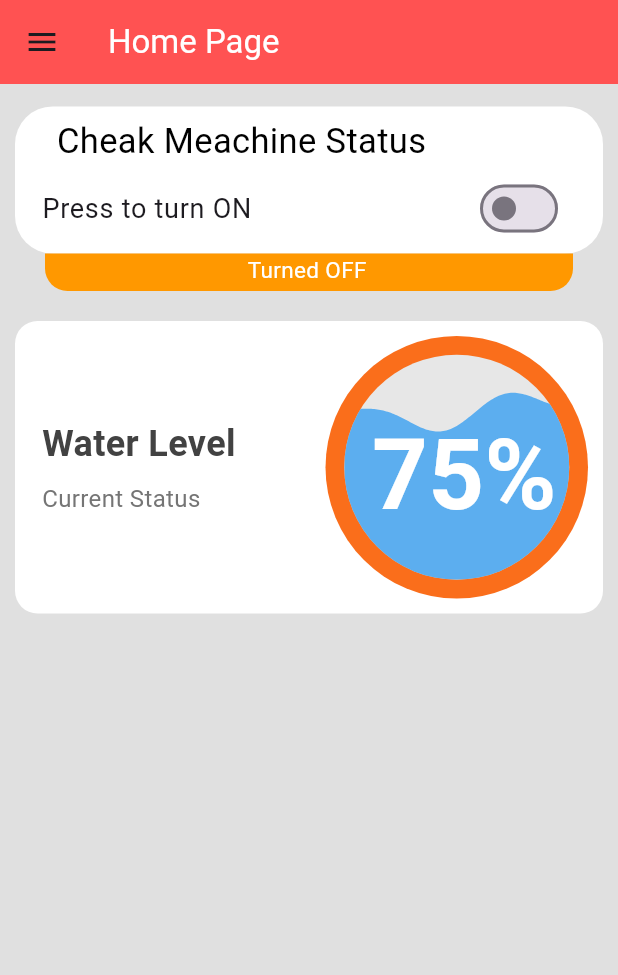
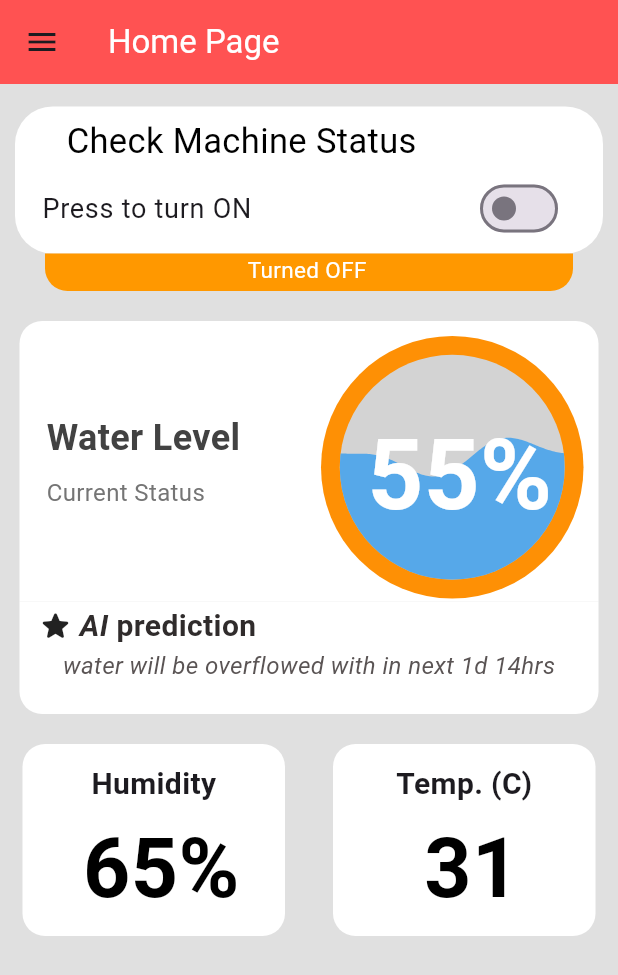
Before and after one commit to grahamnickbel23/Water-Management, a Flutter app: the screen it shows after launch, on a phone screen of 412 x 824 dp. Shown: the top 975 px of the screen. Run offline on Flutter 3.47's test engine with Material 3 defaults, Android fonts, the phone set to English and light mode, and no system bars; our stand-ins replace firebase_auth, firebase_core, firebase_database, lottie; accounts and stored records are empty.

Commit message:
HomePage complete

```diff
--- a/lib/components/my_ON-OFF_container.dart
+++ b/lib/components/my_ON-OFF_container.dart
@@ -72,7 +72,9 @@ class _MyContainerState extends State<MyContainer> {
               height: 25,
               decoration: BoxDecoration(
                 color: secondContainerColor,
-                borderRadius: const BorderRadius.only(bottomLeft: Radius.circular(15),bottomRight: Radius.circular(15)),
+                borderRadius: const BorderRadius.only(
+                  bottomLeft: Radius.circular(15),
+                  bottomRight: Radius.circular(15)),
               ),
               child: Padding(
                 padding: const EdgeInsets.only(left: 135),
--- a/lib/components/my_meater.dart
+++ b/lib/components/my_meater.dart
@@ -168,7 +168,10 @@ class _MyMeaterState extends State<MyMeater>
                   color: Colors.transparent,
                   width: 2,
                 ),
-                borderRadius: BorderRadius.circular(15),
+                borderRadius: const BorderRadius.only(
+                  topLeft: Radius.circular(15),
+                  topRight: Radius.circular(15)
+                ),
               ),
               //a row containing text and Outer circle
               child: Row(
@@ -178,7 +181,7 @@ class _MyMeaterState extends State<MyMeater>
                   container(),
                   // Outer circle
                   Padding(
-                    padding: const EdgeInsets.only(top: 8, right: 8, bottom: 8),
+                    padding: const EdgeInsets.only(top: 8, right: 8),
                     child: Container(
                       width: 175,
                       height: 175,
--- a/lib/pages/darling_page.dart
+++ b/lib/pages/darling_page.dart
@@ -11,22 +11,162 @@ class DarlingPage extends StatelessWidget {
     return Scaffold(
       backgroundColor: Colors.grey.shade300,
       appBar: AppBar(
-        title: const Text('Home Page', style: TextStyle(color: Colors.white),),
+        title: const Text(
+          'Home Page',
+          style: TextStyle(color: Colors.white),
+        ),
         backgroundColor: Colors.redAccent,
       ),
       drawer: const MyDrawer(),
-      body: const Center(
+      body: Center(
         child: Column(
-          //mainAxisAlignment: MainAxisAlignment.center,
           children: [
+            const Padding(
+              padding: EdgeInsets.only(top: 15),
+              child: MyContainer(heading: 'Check Machine Status'),
+            ),
+            const SizedBox(height: 20),
+            // function fot water Level
+            const Padding(
+              padding: EdgeInsets.symmetric(horizontal: 3),
+              child: MyMeater(waterLevel: '55%'),
+            ),
+            // function for AI prediction is here
             Padding(
-              padding: EdgeInsets.only(top: 15),
-              child: MyContainer(heading:'Cheak Meachine Status'),
+              padding: const EdgeInsets.symmetric(horizontal: 13),
+              child: Container(
+                width: double.infinity,
+                height: 75,
+                decoration: BoxDecoration(
+                    color: Colors.white,
+                    border: Border.all(color: Colors.transparent, width: 2),
+                    borderRadius: const BorderRadius.only(
+                        bottomLeft: Radius.circular(15),
+                        bottomRight: Radius.circular(15))),
+                child: const Column(
+                  children: [
+                    // text inside
+                    Row(
+                      children: [
+                        Padding(
+                          padding: EdgeInsets.only(left: 10),
+                          child: Icon(Icons.star_rounded),
+                        ),
+                        // Difaarence Between two element
+                        SizedBox(width: 4),
+                        Text(
+                          'AI ',
+                          style: TextStyle(
+                              fontSize: 20,
+                              fontWeight: FontWeight.bold,
+                              fontStyle: FontStyle.italic,
+                              color: Color.fromARGB(255, 48, 44, 44)),
+                        ),
+                        Padding(
+                          padding: EdgeInsets.only(right: 175),
+                          child: Text(
+                            'prediction',
+                            style: TextStyle(
+                                fontSize: 20,
+                                fontWeight: FontWeight.bold,
+                                color: Color.fromARGB(255, 48, 44, 44)),
+                          ),
+                        ),
+                      ],
+                    ),
+                    // Predicted test
+                    Text(
+                      'water will be overflowed with in next 1d 14hrs',
+                      style: TextStyle(
+                          color: Color.fromARGB(255, 90, 84, 84),
+                          fontSize: 16,
+                          fontStyle: FontStyle.italic),
+                    )
+                  ],
+                ),
+              ),
             ),
-            // A conatiner for widget
-           SizedBox(height: 20),
-            MyMeater(
-              waterLevel:'75%',
+            const SizedBox(height: 20),
+            // for two another container
+            Padding(
+              padding: const EdgeInsets.symmetric(horizontal: 15),
+              child: Row(
+                mainAxisAlignment: MainAxisAlignment.spaceBetween,
+                children: [
+                  // humidity
+                  Container(
+                    width: 175,
+                    decoration: BoxDecoration(
+                        color: Colors.white,
+                        border: Border.all(color: Colors.transparent, width: 2),
+                        borderRadius: BorderRadius.circular(15)),
+                    // get text
+                    child: const Center(
+                      child: Column(
+                        children: [
+                          // humidity reading
+                          Padding(
+                            padding: EdgeInsets.only(top: 10),
+                            child: const Text(
+                              'Humidity',
+                              style: TextStyle(
+                                  fontSize: 20, fontWeight: FontWeight.bold),
+                            ),
+                          ),
+                          // humidity reading
+                          Padding(
+                            padding:
+                                EdgeInsets.only(top: 3, left: 10, bottom: 3),
+                            child: Text(
+                              '65%',
+                              style: TextStyle(
+                                  color: Colors.black,
+                                  fontSize: 55,
+                                  fontWeight: FontWeight.bold),
+                            ),
+                          )
+                        ],
+                      ),
+                    ),
+                  ),
+                  // temparature
+                  Container(
+                    width: 175,
+                    decoration: BoxDecoration(
+                        color: Colors.white,
+                        border: Border.all(color: Colors.transparent, width: 2),
+                        borderRadius: BorderRadius.circular(15)),
+                    // get text
+                    child: const Center(
+                      child: Column(
+                        children: [
+                          // humidity reading
+                          Padding(
+                            padding: EdgeInsets.only(top: 10),
+                            child: const Text(
+                              'Temp. (C)',
+                              style: TextStyle(
+                                  fontSize: 20, fontWeight: FontWeight.bold),
+                            ),
+                          ),
+                          // humidity reading
+                          Padding(
+                            padding:
+                                EdgeInsets.only(top: 3, left: 10, bottom: 3),
+                            child: Text(
+                              '31',
+                              style: TextStyle(
+                                  color: Colors.black,
+                                  fontSize: 55,
+                                  fontWeight: FontWeight.bold),
+                            ),
+                          )
+                        ],
+                      ),
+                    ),
+                  ),
+                ],
+              ),
             )
           ],
         ),
```
